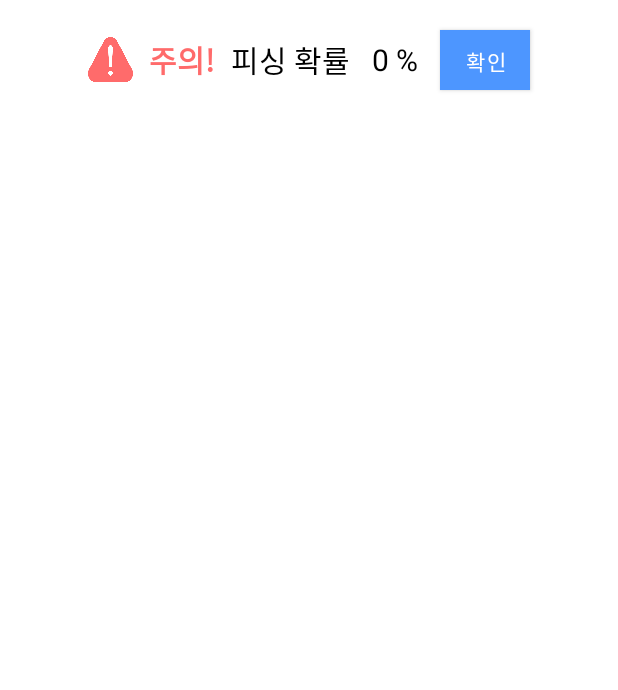
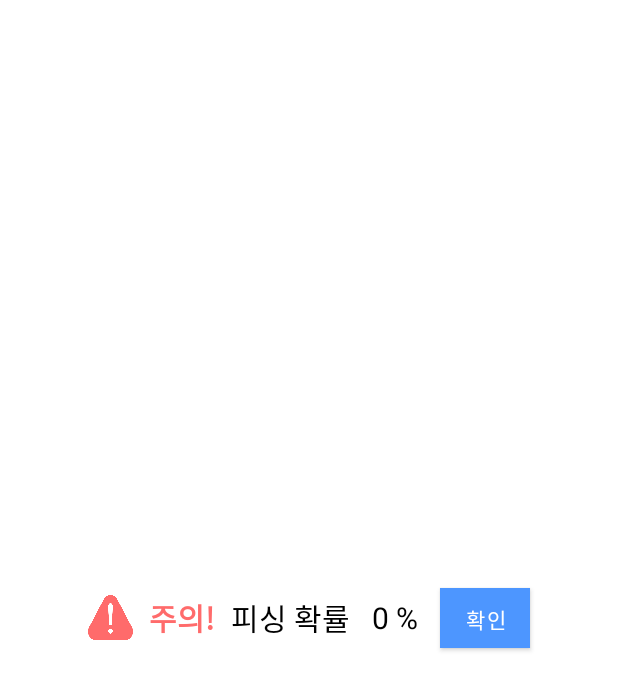
Before and after one commit to Phikaso-Team/Phikaso, an Android app: the layout overdraw_popup.xml on its own in the app's theme, with its tools: preview values and no code run, on a phone screen of 412 x 824 dp. Shown: the top 690 px of the screen. Run offline under Robolectric (Android 15) with nearby library versions, the phone set to English and light mode, and no system bars.

Commit message:
팝업 알림 수정

```diff
--- a/app/src/main/res/layout/overdraw_popup.xml
+++ b/app/src/main/res/layout/overdraw_popup.xml
@@ -1,59 +1,66 @@
 <?xml version="1.0" encoding="utf-8"?>
-<LinearLayout xmlns:android="http://schemas.android.com/apk/res/android"
+<androidx.constraintlayout.widget.ConstraintLayout xmlns:android="http://schemas.android.com/apk/res/android"
+    xmlns:app="http://schemas.android.com/apk/res-auto"
+    xmlns:tools="http://schemas.android.com/tools"
     android:layout_width="match_parent"
     android:layout_height="match_parent"
-    android:orientation="vertical"
     android:background="@color/white">
 
     <LinearLayout
-        android:layout_width="match_parent"
+        android:id="@+id/linearLayout2"
+        android:layout_width="0dp"
         android:layout_height="80dp"
+        android:gravity="center"
         android:orientation="horizontal"
-        android:gravity="center">
+        app:layout_constraintBottom_toBottomOf="parent"
+        app:layout_constraintEnd_toEndOf="parent"
+        app:layout_constraintHorizontal_bias="1.0"
+        app:layout_constraintStart_toStartOf="parent"
+        app:layout_constraintTop_toTopOf="parent">
 
         <ImageView
             android:id="@+id/imageViewWarning"
             android:layout_width="30dp"
             android:layout_height="30dp"
             android:adjustViewBounds="true"
-            android:scaleType="fitCenter"
-            android:background="@drawable/warning"/>
+            android:background="@drawable/warning"
+            android:scaleType="fitCenter" />
 
         <TextView
             android:id="@+id/textViewWarning"
             android:layout_width="65dp"
             android:layout_height="wrap_content"
             android:gravity="center"
+            android:text="주의!"
+            android:textColor="#FF6B6B"
             android:textSize="20sp"
-            android:textColor="#FF6B6B"
-            android:textStyle="bold"
-            android:text="주의!" />
+            android:textStyle="bold" />
 
         <TextView
             android:layout_width="wrap_content"
             android:layout_height="wrap_content"
             android:gravity="center"
-            android:textSize="20sp"
+            android:text="피싱 확률"
             android:textColor="@color/black"
-            android:text="피싱 확률" />
+            android:textSize="20sp" />
 
         <TextView
             android:id="@+id/textViewProbability"
             android:layout_width="60dp"
             android:layout_height="wrap_content"
             android:gravity="center"
-            android:textSize="20sp"
+            android:text="0 %"
             android:textColor="@color/black"
-            android:text="0 %" />
+            android:textSize="20sp" />
 
         <Button
             android:id="@+id/buttonOk"
             android:layout_width="60dp"
             android:layout_height="40dp"
+            android:background="@color/phikaso"
             android:text="확인"
-            android:textColor="#fff"
-            android:background="@color/phikaso"/>
+            android:textColor="#fff" />
 
     </LinearLayout>
 
-</LinearLayout>
+</androidx.constraintlayout.widget.ConstraintLayout>
```
Also changed, not shown: app/src/main/AndroidManifest.xml (+12 -13 lines), app/src/main/java/com/android/phikaso/activity/MainActivity.java (+31 -24 lines), app/src/main/java/com/android/phikaso/service/MyAccessibilityService.java (+5 -5 lines), app/src/main/java/com/android/phikaso/service/MyOverlayService.java (+103 -9 lines), app/src/main/res/values/styles.xml (+18 -0 lines).
